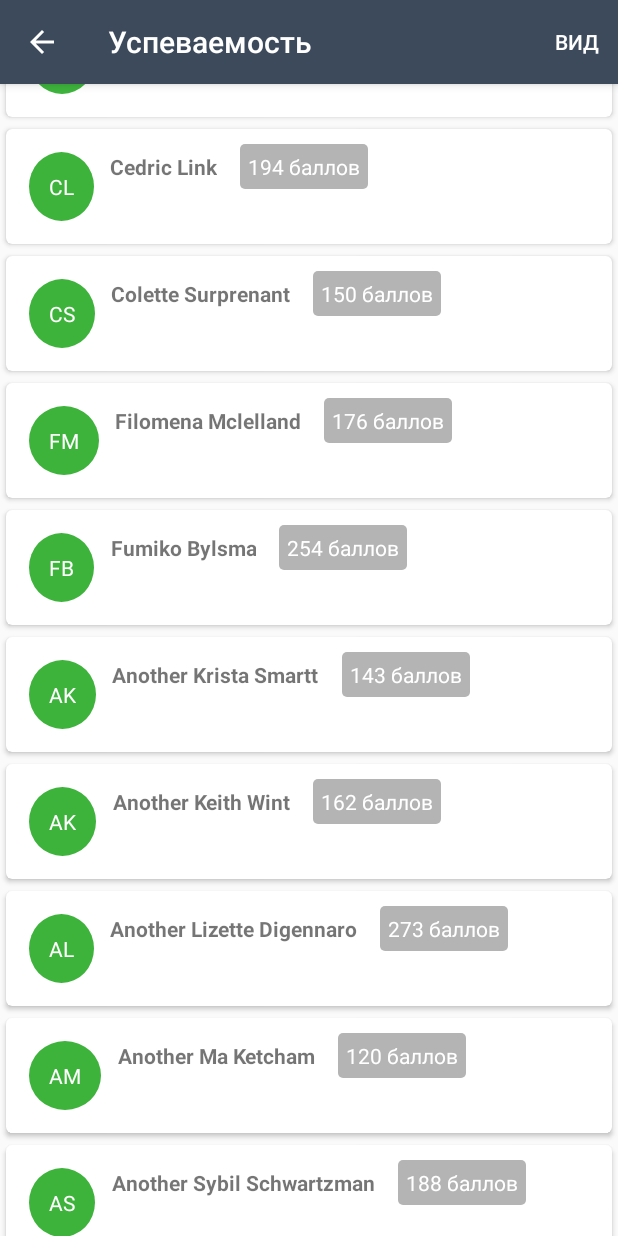
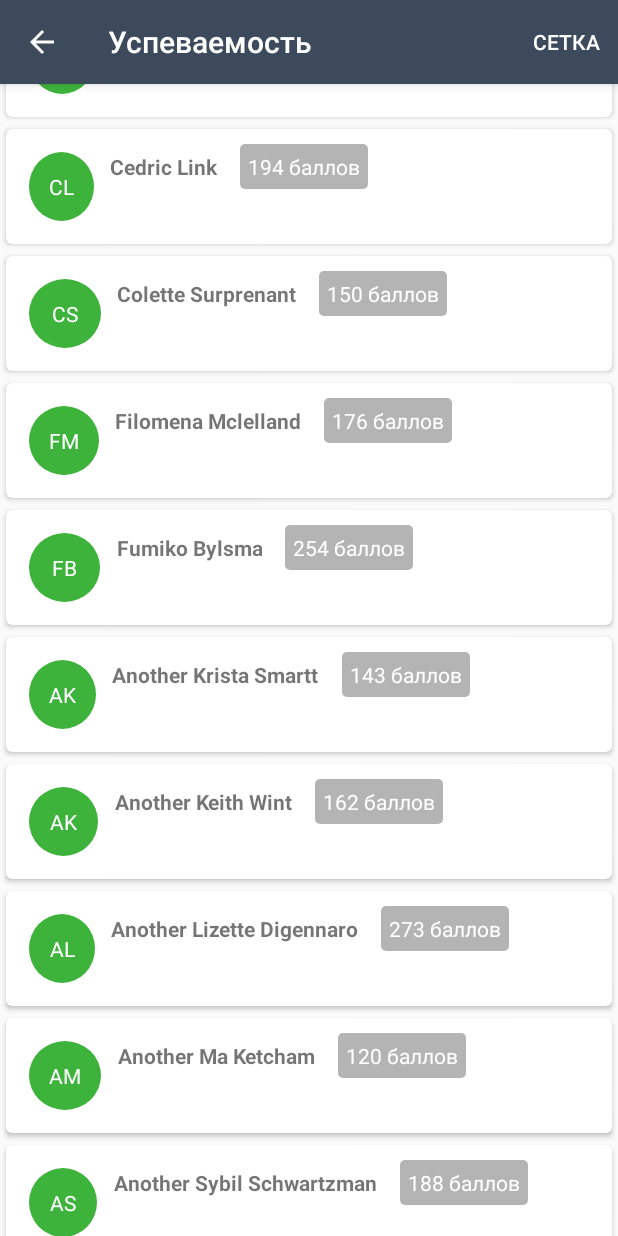
Before and after one commit to dracccula/PROJECT, an Android app: the GradesListActivity screen opened directly, with no data from a screen before it, scrolled down 1074 dp, on a phone screen of 412 x 824 dp. Run offline under Robolectric (Android 15) with nearby library versions, the phone set to English and light mode, and no system bars.

Commit message:
fixed changing layouts in recyclerview

```diff
--- a/app/src/main/java/kireev/ftshw/project/Courses/ui/gradeslist/AllContactsAdapter.java
+++ b/app/src/main/java/kireev/ftshw/project/Courses/ui/gradeslist/AllContactsAdapter.java
@@ -8,13 +8,17 @@ import android.widget.TextView;
 
 import java.util.List;
 
+import kireev.ftshw.project.Courses.GradesListActivity;
 import kireev.ftshw.project.InitialsRoundView;
 import kireev.ftshw.project.R;
 import kireev.ftshw.project.TempTools.SetRandom;
 
+import static kireev.ftshw.project.Courses.GradesListActivity.mGridMode;
+
 public class AllContactsAdapter extends RecyclerView.Adapter<AllContactsAdapter.ContactViewHolder> {
 
     private List<ContactVO> mContactVOList;
+    private ContactViewHolder contactViewHolder;
 
     public AllContactsAdapter(List<ContactVO> contactVOList) {
         mContactVOList = contactVOList;
@@ -22,8 +26,14 @@ public class AllContactsAdapter extends RecyclerView.Adapter<AllContactsAdapter.
 
     @Override
     public ContactViewHolder onCreateViewHolder(ViewGroup parent, int viewType) {
-        View view = LayoutInflater.from(parent.getContext()).inflate(R.layout.grades_list_item, parent, false);
-        ContactViewHolder contactViewHolder = new ContactViewHolder(view);
+        //View view = LayoutInflater.from(parent.getContext()).inflate(R.layout.grades_list_item, parent, false);
+        if (viewType == R.layout.grades_list_item) {
+            View view = LayoutInflater.from(parent.getContext()).inflate(R.layout.grades_list_item, parent, false);
+            contactViewHolder = new ContactViewHolder(view);
+        } if (viewType == R.layout.grades_grid_item) {
+            View view = LayoutInflater.from(parent.getContext()).inflate(R.layout.grades_grid_item, parent, false);
+            contactViewHolder = new ContactViewHolder(view);
+        }
         return contactViewHolder;
     }
 
@@ -38,18 +48,13 @@ public class AllContactsAdapter extends RecyclerView.Adapter<AllContactsAdapter.
     }
 
     @Override
-    public int getItemCount() {
-        return mContactVOList.size();
+    public int getItemViewType(int position) {
+        return mGridMode ?  R.layout.grades_grid_item : R.layout.grades_list_item;
     }
 
     @Override
-    public long getItemId(int position) {
-        return position;
-    }
-
-    @Override
-    public int getItemViewType(int position) {
-        return position;
+    public int getItemCount() {
+        return mContactVOList.size();
     }
 
     public static class ContactViewHolder extends RecyclerView.ViewHolder {
--- a/app/src/main/java/kireev/ftshw/project/Courses/ui/gradeslist/GradesListFragment.java
+++ b/app/src/main/java/kireev/ftshw/project/Courses/ui/gradeslist/GradesListFragment.java
@@ -8,6 +8,7 @@ import android.support.v4.app.Fragment;
 import android.support.v7.widget.GridLayoutManager;
 import android.support.v7.widget.LinearLayoutManager;
 import android.support.v7.widget.RecyclerView;
+import android.util.Log;
 import android.view.LayoutInflater;
 import android.view.View;
 import android.view.ViewGroup;
@@ -20,8 +21,14 @@ import kireev.ftshw.project.R;
 
 public class GradesListFragment extends Fragment {
 
-    RecyclerView rvGrades;
-    AllContactsAdapter contactAdapter;
+    public static RecyclerView rvGrades;
+    public static AllContactsAdapter contactAdapter;
+    RecyclerView.LayoutManager mLayoutManger;
+
+    public enum Layout {
+        LIST,
+        GRID
+    }
 
     public static GradesListFragment newInstance() {
         return new GradesListFragment();
@@ -33,17 +40,55 @@ public class GradesListFragment extends Fragment {
                              @Nullable Bundle savedInstanceState) {
         rvGrades = new RecyclerView(getContext());
         rvGrades.findViewById(R.id.gradeslist);
-        getAllContacts();
+        List<ContactVO> contactVOList = initList();
+        contactAdapter = new AllContactsAdapter(contactVOList);
+        rvGrades.setAdapter(contactAdapter);
+        rvGrades.setLayoutManager(new LinearLayoutManager(getContext()));
+        //GradesListFragment.contactAdapter.onCreateViewHolder(GradesListFragment.rvGrades,1);
         return rvGrades;
     }
 
-    void getAllContacts() {
-        List<ContactVO> contactVOList = new ArrayList();
-        RecyclerView.LayoutManager mLayoutManger = new LinearLayoutManager(getContext());
-        contactAdapter = new AllContactsAdapter(contactVOList);
-        contactAdapter.notifyDataSetChanged();
-        rvGrades.setLayoutManager(mLayoutManger);
-        rvGrades.setAdapter(contactAdapter);
+    public void getAllContacts() {
+
+
+//        rvGrades.setLayoutManager(mLayoutManger);
+//        contactAdapter.onCreateViewHolder(rvGrades,0);
+
+
+        /*
+        ContentResolver contentResolver = getContentResolver();
+        Cursor cursor = contentResolver.query(ContactsContract.Contacts.CONTENT_URI, null, null, null, ContactsContract.CommonDataKinds.Phone.DISPLAY_NAME + " ASC");
+        if (cursor.getCount() > 0) {
+            while (cursor.moveToNext()) {
+
+                int hasPhoneNumber = Integer.parseInt(cursor.getString(cursor.getColumnIndex(ContactsContract.Contacts.HAS_PHONE_NUMBER)));
+                if (hasPhoneNumber > 0) {
+                    String id = cursor.getString(cursor.getColumnIndex(ContactsContract.Contacts._ID));
+                    String name = cursor.getString(cursor.getColumnIndex(ContactsContract.Contacts.DISPLAY_NAME));
+
+                    contactVO = new ContactVO();
+                    contactVO.setContactName(name);
+
+                    Cursor emailCursor = contentResolver.query(
+                            ContactsContract.CommonDataKinds.Email.CONTENT_URI,
+                            null,
+                            ContactsContract.CommonDataKinds.Email.CONTACT_ID + " = ?",
+                            new String[]{id}, null);
+                    while (emailCursor.moveToNext()) {
+                        String emailId = emailCursor.getString(emailCursor.getColumnIndex(ContactsContract.CommonDataKinds.Email.DATA));
+                    }
+                    contactVOList.add(contactVO);
+                }
+            }
+
+            AllContactsAdapter contactAdapter = new AllContactsAdapter(contactVOList, getContext());
+            rvGrades.setLayoutManager(new LinearLayoutManager(GradesListActivity.this));
+            rvGrades.setAdapter(contactAdapter);
+        }*/
+    }
+
+    private List<ContactVO> initList() {
+        final ArrayList<ContactVO> contactVOList = new ArrayList<>();
         contactVOList.add(new ContactVO("Krista Smartt"));
         contactVOList.add(new ContactVO("Keith Wint"));
         contactVOList.add(new ContactVO("Lizette Digennaro"));
@@ -95,37 +140,7 @@ public class GradesListFragment extends Fragment {
         contactVOList.add(new ContactVO("Another Colette Surprenant"));
         contactVOList.add(new ContactVO("Another Filomena Mclelland"));
         contactVOList.add(new ContactVO("Another Fumiko Bylsma"));
-
-        /*
-        ContentResolver contentResolver = getContentResolver();
-        Cursor cursor = contentResolver.query(ContactsContract.Contacts.CONTENT_URI, null, null, null, ContactsContract.CommonDataKinds.Phone.DISPLAY_NAME + " ASC");
-        if (cursor.getCount() > 0) {
-            while (cursor.moveToNext()) {
-
-                int hasPhoneNumber = Integer.parseInt(cursor.getString(cursor.getColumnIndex(ContactsContract.Contacts.HAS_PHONE_NUMBER)));
-                if (hasPhoneNumber > 0) {
-                    String id = cursor.getString(cursor.getColumnIndex(ContactsContract.Contacts._ID));
-                    String name = cursor.getString(cursor.getColumnIndex(ContactsContract.Contacts.DISPLAY_NAME));
-
-                    contactVO = new ContactVO();
-                    contactVO.setContactName(name);
-
-                    Cursor emailCursor = contentResolver.query(
-                            ContactsContract.CommonDataKinds.Email.CONTENT_URI,
-                            null,
-                            ContactsContract.CommonDataKinds.Email.CONTACT_ID + " = ?",
-                            new String[]{id}, null);
-                    while (emailCursor.moveToNext()) {
-                        String emailId = emailCursor.getString(emailCursor.getColumnIndex(ContactsContract.CommonDataKinds.Email.DATA));
-                    }
-                    contactVOList.add(contactVO);
-                }
-            }
-
-            AllContactsAdapter contactAdapter = new AllContactsAdapter(contactVOList, getContext());
-            rvGrades.setLayoutManager(new LinearLayoutManager(GradesListActivity.this));
-            rvGrades.setAdapter(contactAdapter);
-        }*/
+        return contactVOList;
     }
 
 }
--- a/app/src/main/res/layout/grades_grid_item.xml
+++ b/app/src/main/res/layout/grades_grid_item.xml
@@ -9,7 +9,8 @@
     <android.support.constraint.ConstraintLayout
         android:layout_width="wrap_content"
         android:layout_height="wrap_content"
-        android:padding="4dp">
+        android:padding="16dp"
+        android:layout_gravity="center">
 
         <view
             android:id="@+id/itvIcon"
--- a/app/src/main/res/layout/grades_list_fragment.xml
+++ b/app/src/main/res/layout/grades_list_fragment.xml
@@ -1,8 +1,6 @@
 <?xml version="1.0" encoding="utf-8"?>
 <LinearLayout xmlns:android="http://schemas.android.com/apk/res/android"
-    xmlns:app="http://schemas.android.com/apk/res-auto"
     xmlns:tools="http://schemas.android.com/tools"
-    xmlns:custom="http://schemas.android.com/apk/res-auto"
     android:id="@+id/gradeslist"
     android:layout_width="match_parent"
     android:layout_height="match_parent"
--- a/app/src/main/res/menu/grades_list_menu.xml
+++ b/app/src/main/res/menu/grades_list_menu.xml
@@ -5,6 +5,6 @@
     <item
         android:id="@+id/change_rv_layout"
         app:showAsAction="always"
-        android:title="Вид" />
+        android:title="Сетка" />
 
 </menu>
```
Also changed, not shown: app/src/main/java/kireev/ftshw/project/Courses/GradesListActivity.java (+43 -12 lines).
